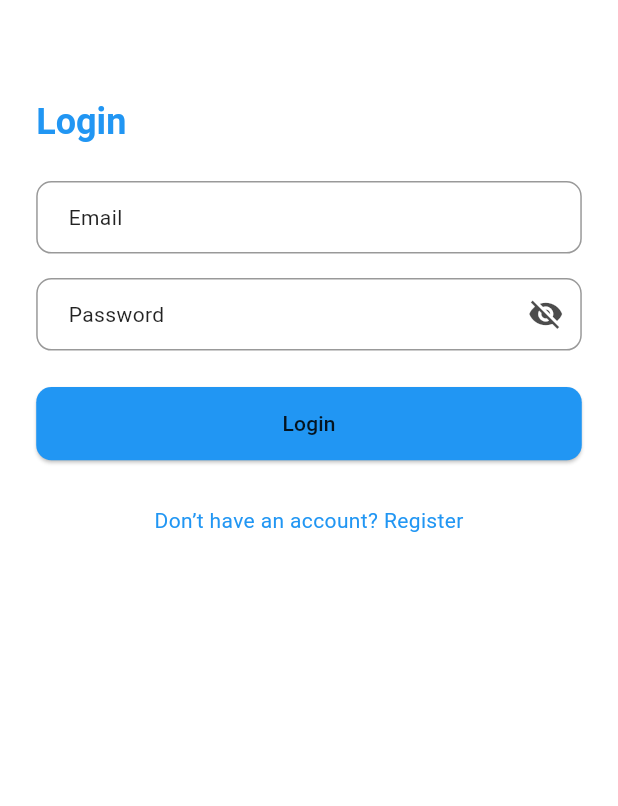
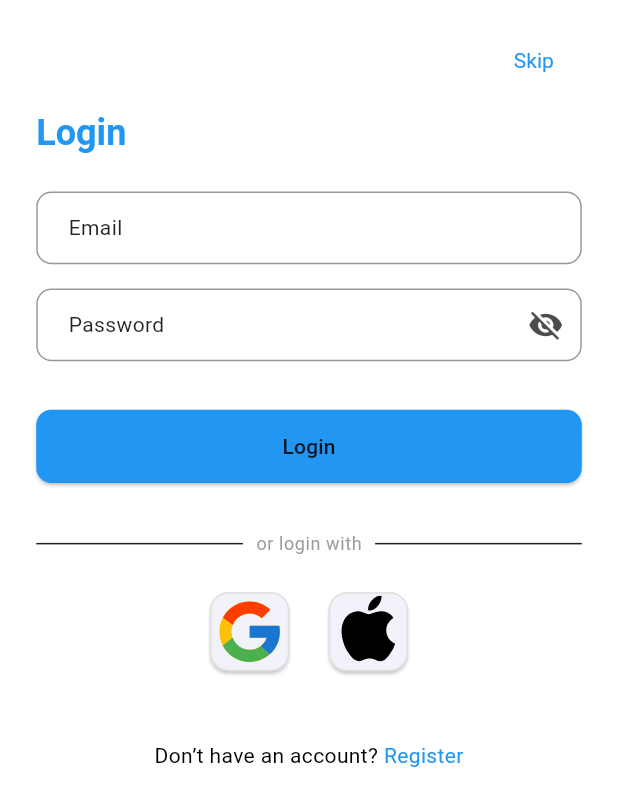
Before and after one commit to lovish1311/To-do, a Flutter app: the screen it shows after launch, on a phone screen of 412 x 824 dp. Shown: the top 806 px of the screen. Run offline on Flutter 3.47's test engine with Material 3 defaults, Android fonts, the light colour scheme and no system bars; our stand-ins replace firebase_auth, firebase_core, flutter_local_notifications, flutter_native_timezone, flutter_screenutil, flutter_svg and 4 more; accounts and stored records are empty; statements that could not run were skipped.

Commit message:
login and registration screen getting ready and added in navigation

```diff
--- a/lib/main.dart
+++ b/lib/main.dart
@@ -76,15 +76,18 @@ class MyApp extends StatelessWidget {
       builder: (context, child) {
         return Consumer<ThemeViewModel>(
           builder: (context, themeViewModel, child) {
-            return MaterialApp(
+            return MaterialApp.router(
+            // return MaterialApp(
               debugShowCheckedModeBanner: false,
               title: 'To-Do App',
               theme: AppThemes.lightTheme(),
               darkTheme: AppThemes.darkTheme(),
+
               themeMode: themeViewModel.flutterThemeMode,
-              home: const LoginScreen(),
+              routerConfig: router
+              // home: const LoginScreen(),
               // home: const RegisterScreen(), // 🔁 TEMP: you can toggle to LoginScreen
-              // routerConfig: router, // 🔒 Later re-enable when auth complete
+
             );
           },
         );
--- a/lib/utils/app_themes.dart
+++ b/lib/utils/app_themes.dart
@@ -201,6 +201,7 @@ class AppThemes {
 // This file can be expanded with more layout constants as needed.
 class AppDimens {
   // Layout & Padding
+  static const double pagePadding = 24.0;
   static const double screenPadding = 16.0;
   static const double cardMargin = 12.0; // Margin between cards
   static const double listItemPadding = 16.0; // Horizontal padding for list items
@@ -225,7 +226,7 @@ class AppDimens {
 
   // Social Icons
   static const double socialIconSize = 48.0;
-  static const double socialIconPadding = 8.0;
+  static const double socialIconPadding = 2.0;
 
   // Spacing Constants (Generic)
   static const double extraSmallGap = 2.0;
--- a/lib/utils/constants.dart
+++ b/lib/utils/constants.dart
@@ -13,5 +13,14 @@ class AppConstants {
   static const String calendarPath    = '/calendar';
   static const String focusPath       = '/focus';
   static const String profilePath     = '/profile';
+  static const String registerPath = '/register';
+  static const String loginPath = '/login';
+
 
 }
+
+class AppSvg{
+  static const String googleIconPath = 'assets/icons/google_icon.svg';
+  static const String facebookIconPath = 'assets/icons/facebook_icon.svg';
+  static const String appleIconPath = 'assets/icons/apple_icon.svg';
+}
--- a/lib/views/router.dart
+++ b/lib/views/router.dart
@@ -2,6 +2,8 @@ import 'package:flutter/material.dart';
 import 'package:go_router/go_router.dart';
 import 'package:to_do/utils/constants.dart';
 import 'package:to_do/views/screens/app_shell.dart';
+import 'package:to_do/views/screens/login_screen.dart';
+import 'package:to_do/views/screens/register_screen.dart';
 import 'package:to_do/views/screens/task_detail_screen.dart';
 import 'package:to_do/views/screens/index_screen.dart';
 
@@ -11,7 +13,8 @@ final _shellNavigatorKey = GlobalKey<NavigatorState>();
 
 final GoRouter router = GoRouter(
   navigatorKey: _rootNavigatorKey,
-  initialLocation: AppConstants.indexPath,
+  // initialLocation: AppConstants.indexPath,
+  initialLocation: AppConstants.loginPath,
   routes: [
     ShellRoute(
       navigatorKey: _shellNavigatorKey,
@@ -50,5 +53,17 @@ final GoRouter router = GoRouter(
         );
       },
     ),
+    GoRoute(
+      path: AppConstants.loginPath,
+      name: 'login',
+      parentNavigatorKey: _rootNavigatorKey,
+      builder: (context, state) => const LoginScreen(),
+    ),
+    GoRoute(
+      path: AppConstants.registerPath,
+      name: 'register',
+      parentNavigatorKey: _rootNavigatorKey,
+      builder: (context, state) => const RegisterScreen(),
+    ),
   ],
 );
--- a/lib/views/screens/app_shell.dart
+++ b/lib/views/screens/app_shell.dart
@@ -56,6 +56,7 @@ class AppShell extends StatelessWidget {
       floatingActionButton: showBottomNav
           ? FloatingActionButton(
         onPressed: () => context.pushNamed('taskDetail', pathParameters: {'id': 'new'})
+        // onPressed: () => context.push(AppConstants.loginPath)
         ,
         child: const Icon(Icons.add),
       )
--- a/lib/views/screens/index_screen.dart
+++ b/lib/views/screens/index_screen.dart
@@ -23,7 +23,8 @@ class _IndexScreenState extends State<IndexScreen> {
   // _selectedTabIndex and _onTabTapped are moved to AppShell.
 
   void _navigateToEditTask(BuildContext context, Task task) {
-    context.go('/tasks/${task.id}');
+    // context.go('/tasks/${task.id}');
+    context.go('/register');
     print('Navigating to TaskDetailScreen to edit task: ${task.title}');
   }
 
--- a/lib/views/screens/login_screen.dart
+++ b/lib/views/screens/login_screen.dart
@@ -1,8 +1,12 @@
 import 'package:flutter/material.dart';
 import 'package:flutter_screenutil/flutter_screenutil.dart';
-import 'package:provider/provider.dart';
+import 'package:flutter_svg/flutter_svg.dart';
+import 'package:go_router/go_router.dart';
 import 'package:to_do/utils/app_themes.dart';
+import 'package:to_do/utils/constants.dart';
 import 'package:to_do/views/widgets/app_text_field.dart';
+import 'package:to_do/views/widgets/social_icon.dart';
+
 
 class LoginScreen extends StatefulWidget {
   const LoginScreen({super.key});
@@ -20,46 +24,95 @@ class _LoginScreenState extends State<LoginScreen> {
 
   void _login() {
     if (_formKey.currentState?.validate() ?? false) {
-      setState(() {
-        _isLoading = true;
-      });
-
-      // TODO: Implement Firebase Auth login
+      setState(() => _isLoading = true);
 
       Future.delayed(const Duration(seconds: 2), () {
-        setState(() {
-          _isLoading = false;
-        });
-        // Navigate to next screen on success
+        setState(() => _isLoading = false);
+        // TODO: Navigate on successful login
       });
     }
   }
 
+  Widget _socialIcon(String assetPath) {
+    return Container(
+      width: 40.w,
+      height: 40.w,
+      padding: EdgeInsets.all(8.w),
+      decoration: BoxDecoration(
+        shape: BoxShape.circle,
+        border: Border.all(color: AppColorsLight.textColor),
+      ),
+      child:SvgPicture.asset(
+        assetPath,
+
+        fit: BoxFit.contain,
+      ),
+    );
+  }
+
+  Widget _orDivider(BuildContext context) {
+    final color = AppColorsLight.textColor;
+    return Row(
+      children: [
+        Expanded(child: Divider(color: color)),
+        Padding(
+          padding: EdgeInsets.symmetric(horizontal: 8.w),
+          child: Text(
+            'or login with',
+            style: Theme.of(context).textTheme.bodySmall?.copyWith(
+              color: AppColorsLight.subTextColor,
+            ),
+          ),
+        ),
+        Expanded(child: Divider(color: color)),
+      ],
+    );
+  }
   @override
   Widget build(BuildContext context) {
     final colorScheme = Theme.of(context).colorScheme;
     final textTheme = Theme.of(context).textTheme;
 
     return Scaffold(
-      body: SafeArea(
-        child: Padding(
+      body: SafeArea( // Fix SafeArea here
+        child: SingleChildScrollView(
           padding: EdgeInsets.symmetric(
             horizontal: AppDimens.screenHorizontalPadding.w,
-            vertical: AppDimens.screenVerticalPadding.h,
           ),
-          child: Form(
-            key: _formKey,
           child: Column(
             crossAxisAlignment: CrossAxisAlignment.start,
             children: [
-                SizedBox(height: 40.h),
+              SizedBox(height: 16.h), // Small top spacing only
+
+              // Skip button
+              Align(
+                alignment: Alignment.topRight,
+                child: TextButton(
+                  onPressed: () => context.goNamed('index'),
+                  child: Text(
+                    'Skip',
+                    style: AppTextStyles.bodyMedium.copyWith(
+                      color: AppColorsLight.primaryColor,
+                    ),
+                  ),
+                ),
+              ),
+
+              SizedBox(height: 8.h),
+
               Text(
                 'Login',
                 style: textTheme.headlineMedium?.copyWith(
                   color: colorScheme.primary,
                 ),
               ),
+
               SizedBox(height: 24.h),
+
+              Form(
+                key: _formKey,
+                child: Column(
+                  children: [
                     AppTextField(
                       label: 'Email',
                       controller: _emailController,
@@ -72,7 +125,11 @@ class _LoginScreenState extends State<LoginScreen> {
                       obscureText: true,
                       textInputAction: TextInputAction.done,
                     ),
-                SizedBox(height: 24.h),
+                  ],
+                ),
+              ),
+
+              SizedBox(height: 32.h),
               SizedBox(
                 width: double.infinity,
                 height: AppDimens.buttonHeight.h,
@@ -86,7 +143,7 @@ class _LoginScreenState extends State<LoginScreen> {
                   onPressed: _isLoading ? null : _login,
                   child: _isLoading
                       ? CircularProgressIndicator(
-                      valueColor: AlwaysStoppedAnimation<Color>(colorScheme.onPrimary),
+                    valueColor: AlwaysStoppedAnimation(colorScheme.onPrimary),
                   )
                       : Text(
                     'Login',
@@ -96,18 +153,43 @@ class _LoginScreenState extends State<LoginScreen> {
                   ),
                 ),
               ),
-                SizedBox(height: 16.h),
+
+              SizedBox(height: 32.h),
+              _orDivider(context),
+              SizedBox(height: 24.h),
+
+              Row(
+                mainAxisAlignment: MainAxisAlignment.center,
+                children: [
+                  SocialIconButton(
+                    assetPath: AppSvg.googleIconPath,
+                    onTap: () {
+                      // TODO: Handle Google login
+                    },
+                  ),
+                  SizedBox(width: 24.w),
+                  SocialIconButton(
+                    assetPath: AppSvg.appleIconPath,
+                    onTap: () {
+                      // TODO: Handle Apple login
+                    },
+                  ),
+                ],
+              ),
+
+              SizedBox(height: 32.h),
               Center(
                 child: TextButton(
-                    onPressed: () {
-                      // TODO: Navigate to RegisterScreen
-                    },
-                    child: Text(
-                      'Don’t have an account? Register',
+                  onPressed: () => context.push(AppConstants.registerPath),
+                  child: Text.rich(
+                    TextSpan(
+                      text: "Don’t have an account? ",
+                      style: textTheme.bodyMedium?.copyWith(color: Colors.black),
+                      children: [
+                        TextSpan(
+                          text: "Register",
                           style: textTheme.bodyMedium?.copyWith(
-                        color: colorScheme.primary,
-                      ),
-                    ),
+                            color: AppColorsLight.primaryColor,
                           ),
                         ),
                       ],
@@ -115,6 +197,12 @@ class _LoginScreenState extends State<LoginScreen> {
                   ),
                 ),
               ),
+              SizedBox(height: 16.h), // bottom spacing
+            ],
+          ),
+        ),
+      ),
     );
   }
+
 }
--- /dev/null
+++ b/lib/views/widgets/social_icon.dart
@@ -0,0 +1,42 @@
+import 'package:flutter/material.dart';
+import 'package:flutter_screenutil/flutter_screenutil.dart';
+import 'package:flutter_svg/flutter_svg.dart';
+import 'package:to_do/utils/app_themes.dart';
+
+class SocialIconButton extends StatelessWidget {
+  final String assetPath;
+  final VoidCallback onTap;
+
+  const SocialIconButton({
+    super.key,
+    required this.assetPath,
+    required this.onTap,
+  });
+
+  @override
+  Widget build(BuildContext context) {
+    return GestureDetector(
+      onTap: onTap,
+      child: Card(
+        shape: RoundedRectangleBorder(
+          borderRadius: BorderRadius.circular(AppDimens.borderRadius.r),
+          side: BorderSide(color: Colors.grey.shade300),
+        ),
+        elevation: 1,
+        margin: EdgeInsets.zero,
+        child: Padding(
+          padding: EdgeInsets.all(AppDimens.socialIconPadding.w),
+          child: ClipRRect(
+            borderRadius: BorderRadius.circular(AppDimens.borderRadius.r),
+            child: SvgPicture.asset(
+              assetPath,
+              width: AppDimens.socialIconSize.w - AppDimens.socialIconPadding.w * 2,
+              height: AppDimens.socialIconSize.w - AppDimens.socialIconPadding.w * 2,
+              fit: BoxFit.contain,
+            ),
+          ),
+        ),
+      ),
+    );
+  }
+}
--- a/pubspec.yaml
+++ b/pubspec.yaml
@@ -80,6 +80,7 @@ flutter:
   uses-material-design: true
   assets:
     - assets/images/
+    - assets/icons/
 
   # To add assets to your application, add an assets section, like this:
   # assets:
```
Also changed, not shown: lib/views/screens/register_screen.dart (+68 -19 lines), assets/icons/apple_icon.svg (added), assets/icons/facebook_icon.svg (added), assets/icons/google_icon.svg (added). Lines whose indentation alone changed are shown as unchanged.
